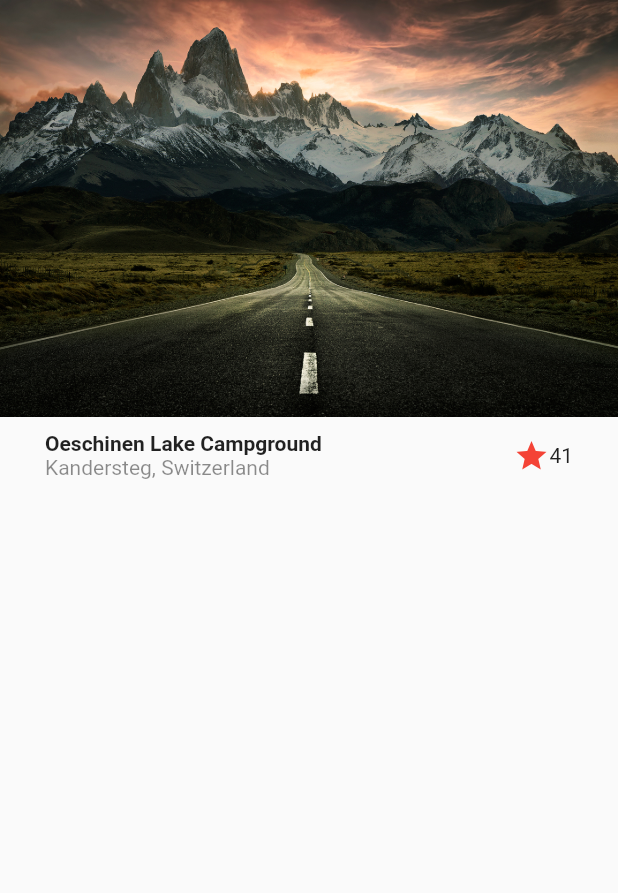
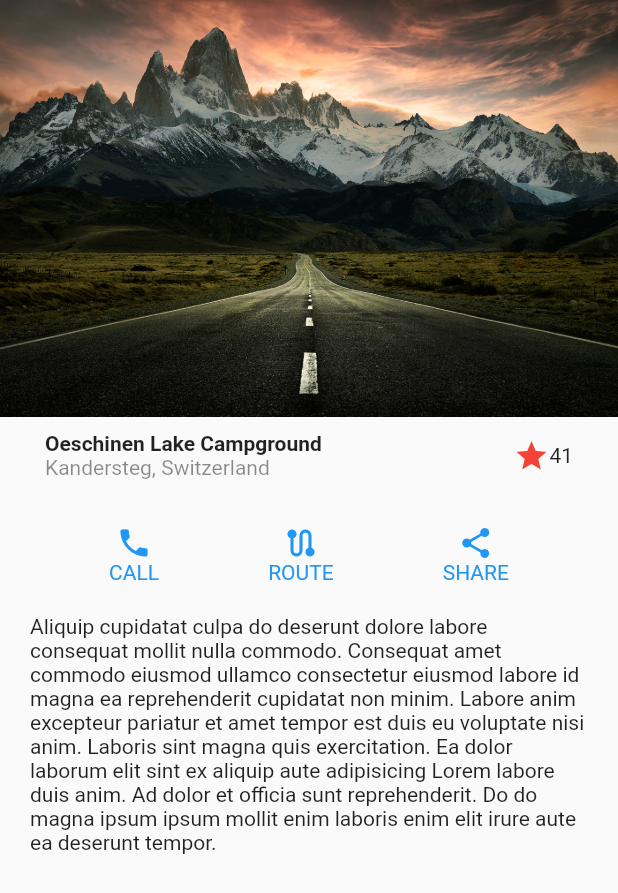
Before and after one commit to Reales09/diesign_1_flutter, a Flutter app: the screen it shows after launch, on a phone screen of 412 x 824 dp. Shown: the top 893 px of the screen. Run offline on Flutter 3.47's test engine with Material 2 defaults, Android fonts, the phone set to English and light mode, and no system bars.

Commit message:
Se grega botoes y texto para finalizar el diseño

```diff
--- a/lib/screens/basic_design.dart
+++ b/lib/screens/basic_design.dart
@@ -10,7 +10,16 @@ class BasicDesignScreen extends StatelessWidget {
         children: [
           //landscape
           Image(image: AssetImage('assets/big-one.jpg')),
-          Title()
+          //titulo
+          Title(),
+          // Button Section
+          ButtonSection(),
+          //Description
+          Container(
+            margin: EdgeInsets.symmetric(horizontal: 20, vertical: 20),
+            child: Text(
+                'Aliquip cupidatat culpa do deserunt dolore labore consequat mollit nulla commodo. Consequat amet commodo eiusmod ullamco consectetur eiusmod labore id magna ea reprehenderit cupidatat non minim. Labore anim excepteur pariatur et amet tempor est duis eu voluptate nisi anim. Laboris sint magna quis exercitation. Ea dolor laborum elit sint ex aliquip aute adipisicing Lorem labore duis anim. Ad dolor et officia sunt reprehenderit. Do do magna ipsum ipsum mollit enim laboris enim elit irure aute ea deserunt tempor.'),
+          )
         ],
       ),
     );
@@ -52,3 +61,57 @@ class Title extends StatelessWidget {
     );
   }
 }
+
+class ButtonSection extends StatelessWidget {
+  const ButtonSection({
+    super.key,
+  });
+
+  @override
+  Widget build(BuildContext context) {
+    return Container(
+      margin: EdgeInsets.only(top: 20),
+      child: Row(
+        mainAxisAlignment: MainAxisAlignment.spaceEvenly,
+        children: [
+          CustomButton(
+            text: 'CALL',
+            icon: Icons.phone,
+          ),
+          CustomButton(text: 'ROUTE', icon: Icons.route),
+          CustomButton(
+            text: 'SHARE',
+            icon: Icons.share,
+          ),
+        ],
+      ),
+    );
+  }
+}
+
+class CustomButton extends StatelessWidget {
+  final IconData icon;
+  final String text;
+
+  const CustomButton({
+    super.key,
+    required this.icon,
+    required this.text,
+  });
+
+  @override
+  Widget build(BuildContext context) {
+    return Column(
+      children: [
+        Icon(
+          icon,
+          color: Colors.blue,
+        ),
+        Text(
+          text,
+          style: TextStyle(color: Colors.blue),
+        )
+      ],
+    );
+  }
+}
```
